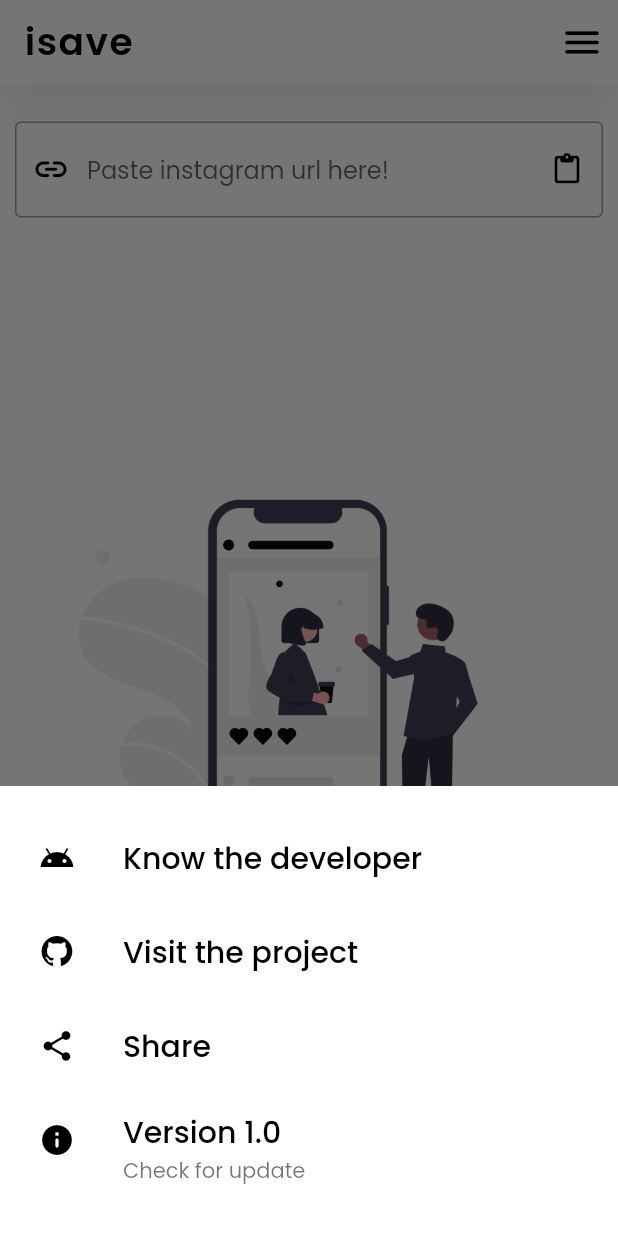
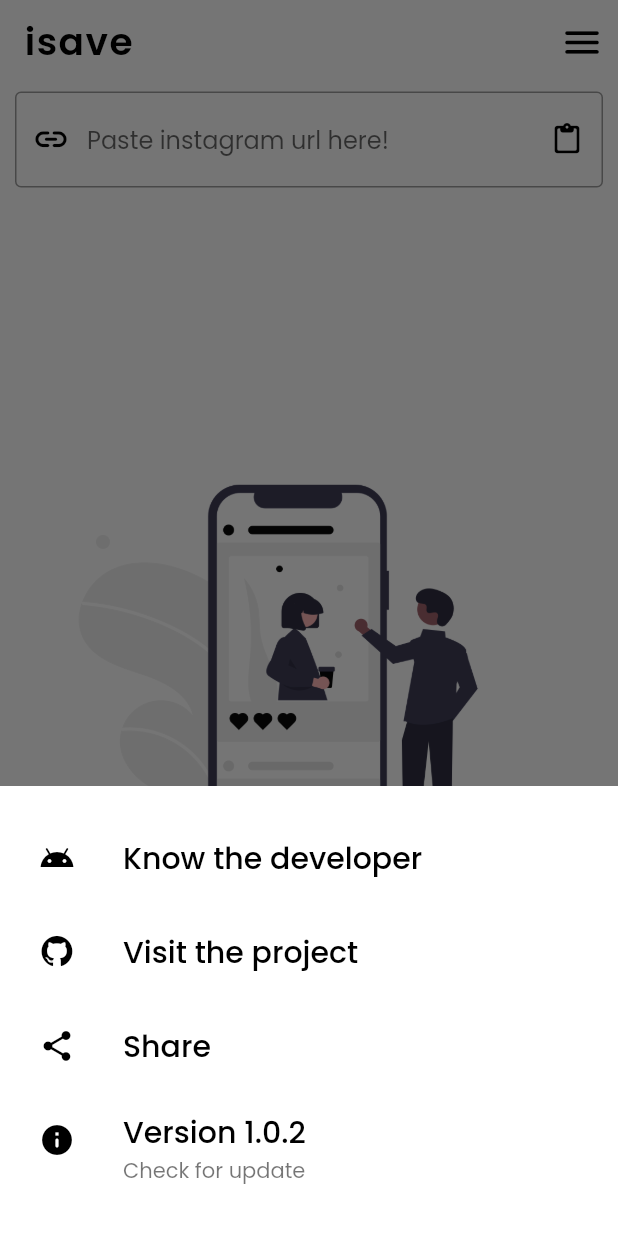
Before and after one commit to devyuji/isave_flutter, a Flutter app: the screen it shows after launch, after a tap on the "menu" icon, on a phone screen of 412 x 824 dp. Run offline on Flutter 3.47's test engine with Material 2 defaults, Android fonts, the phone set to English and light mode, and no system bars; our stand-ins replace dio, fluttertoast, permission_handler, share_plus, string_validator; missing offline and left inert: quick_actions.

Commit message:
version 1.0.2

```diff
--- a/lib/main.dart
+++ b/lib/main.dart
@@ -45,7 +45,7 @@ class _HomeState extends State<Home> {
 
   final QuickActions quickActions = const QuickActions();
 
-  List<Widget> screens = [Post(), Profile()];
+  List<Widget> tabs = [Post(), Profile()];
 
   @override
   void initState() {
@@ -84,12 +84,18 @@ class _HomeState extends State<Home> {
       appBar: header(context),
       body: IndexedStack(
         index: _bottomNavigationCurrentIndex,
-        children: screens,
+        children: tabs,
       ),
-      bottomNavigationBar: BottomNavigationBar(
+      resizeToAvoidBottomInset: false,
+      bottomNavigationBar: ClipRRect(
+        borderRadius: BorderRadius.only(
+          topLeft: Radius.circular(20.0),
+          topRight: Radius.circular(20.0),
+        ),
+        child: BottomNavigationBar(
           currentIndex: _bottomNavigationCurrentIndex,
-        backgroundColor: Theme.of(context).backgroundColor,
-        selectedLabelStyle: TextStyle(
+          backgroundColor: Colors.white,
+          selectedLabelStyle: const TextStyle(
             fontWeight: FontWeight.bold,
           ),
           showSelectedLabels: true,
@@ -118,6 +124,7 @@ class _HomeState extends State<Home> {
             ),
           ],
         ),
+      ),
     );
   }
 }
--- a/lib/screens/post.dart
+++ b/lib/screens/post.dart
@@ -24,6 +24,9 @@ class _PostState extends State<Post> {
   String username = "";
   bool _loading = false;
   TextEditingController _inputController = TextEditingController();
+  final PageController pageViewController = PageController(
+    initialPage: 0,
+  );
   late FocusNode _input;
 
   @override
@@ -40,7 +43,9 @@ class _PostState extends State<Post> {
   @override
   void dispose() {
     _inputController.dispose();
+    _inputController.removeListener(() {});
     _input.dispose();
+    pageViewController.dispose();
 
     super.dispose();
   }
@@ -50,7 +55,7 @@ class _PostState extends State<Post> {
 
     try {
       String id = instagramUrlParser(value);
-      const String url = ''; // api url
+      const String url = 'https://isave-api.herokuapp.com/post'; // api url
       final send = {"id": id};
 
       setState(() {
@@ -101,6 +106,12 @@ class _PostState extends State<Post> {
         });
       }
 
+      if (show)
+        pageViewController.animateToPage(
+          0,
+          duration: const Duration(milliseconds: 550),
+          curve: Curves.easeInOut,
+        );
       setState(() {
         username = data['username'];
         show = true;
@@ -129,9 +140,7 @@ class _PostState extends State<Post> {
   Widget build(BuildContext context) {
     double screenWidth = MediaQuery.of(context).size.width;
 
-    return Container(
-      padding: EdgeInsets.only(top: 20.0),
-      child: Column(
+    return Column(
       crossAxisAlignment: CrossAxisAlignment.start,
       children: <Widget>[
         AnimatedOpacity(
@@ -179,20 +188,29 @@ class _PostState extends State<Post> {
             onSubmitted: fetchApi,
           ),
         ),
+        if (show)
+          Padding(
+            padding: const EdgeInsets.only(
+              top: 10.0,
+              left: 10.0,
+            ),
+            child: SelectableText('@$username',
+                style: Theme.of(context).textTheme.subtitle1),
+          ),
         Expanded(
           child: show
               ? Padding(
                   padding: const EdgeInsets.only(
                     top: 15.0,
-                      left: 10.0,
-                      right: 10.0,
                   ),
-                    child: Items(data: _data),
+                  child: Items(
+                    data: _data,
+                    controller: pageViewController,
+                  ),
                 )
               : Intro(name: 'post'),
         ),
       ],
-      ),
     );
   }
 }
--- a/lib/screens/profile.dart
+++ b/lib/screens/profile.dart
@@ -56,14 +56,18 @@ class _ProfileState extends State<Profile> {
 
   Future<void> fetchApi(String value) async {
     if (value.isEmpty) return;
+    print(isURL(value));
 
-    if (isURL(value)) value = instagramProfileParser(value);
+    if (isURL(value, {
+      'protocols': ['http', 'https', 'ftp'],
+      'require_protocol': true
+    })) value = instagramProfileParser(value);
 
     setState(() {
       _loading = true;
     });
     try {
-      const String url = ''; // api url
+      const String url = 'https://isave-api.herokuapp.com/profile'; // api url
       final send = {"username": value};
 
       var res = await Dio().post(
@@ -104,9 +108,7 @@ class _ProfileState extends State<Profile> {
   Widget build(BuildContext context) {
     double screenWidth = MediaQuery.of(context).size.width;
 
-    return Container(
-      padding: EdgeInsets.only(top: 20.0),
-      child: Column(
+    return Column(
       crossAxisAlignment: CrossAxisAlignment.start,
       children: [
         AnimatedOpacity(
@@ -268,7 +270,6 @@ class _ProfileState extends State<Profile> {
               : Intro(name: 'profile'),
         ),
       ],
-      ),
     );
   }
 }
--- a/lib/utils/toast.dart
+++ b/lib/utils/toast.dart
@@ -8,7 +8,7 @@ void ToastMessage(String message) {
     toastLength: Toast.LENGTH_SHORT,
     gravity: ToastGravity.CENTER,
     timeInSecForIosWeb: 1,
-    backgroundColor: Colors.black,
+    backgroundColor: Colors.grey.shade900,
     textColor: Colors.white,
     fontSize: 16.0,
   );
--- a/lib/widgets/header.dart
+++ b/lib/widgets/header.dart
@@ -67,7 +67,7 @@ AppBar header(BuildContext context) {
                 color: Colors.black,
               ),
               title: Text(
-                'Version 1.0',
+                'Version 1.0.2',
                 style: Theme.of(context).textTheme.headline2,
               ),
               subtitle: Text('Check for update'),
@@ -83,8 +83,7 @@ AppBar header(BuildContext context) {
 
   return AppBar(
     backgroundColor: Colors.white,
-    elevation: 10.0,
-    shadowColor: Color.fromRGBO(0, 0, 0, 0.2),
+    elevation: 0,
     title: Text(
       "isave",
       style: Theme.of(context).textTheme.headline1,
--- a/lib/widgets/loading.dart
+++ b/lib/widgets/loading.dart
@@ -21,7 +21,7 @@ class _LoadingState extends State<Loading> with SingleTickerProviderStateMixin {
       duration: const Duration(seconds: 1),
       vsync: this,
       lowerBound: 1.0,
-      upperBound: widget.width - 50,
+      upperBound: widget.width - 60,
     )..repeat(reverse: true);
 
     // print(widget.width);
```
Also changed, not shown: lib/widgets/items.dart (+57 -31 lines), pubspec.yaml (+1 -6 lines), pubspec.lock. Lines whose indentation alone changed are shown as unchanged.
